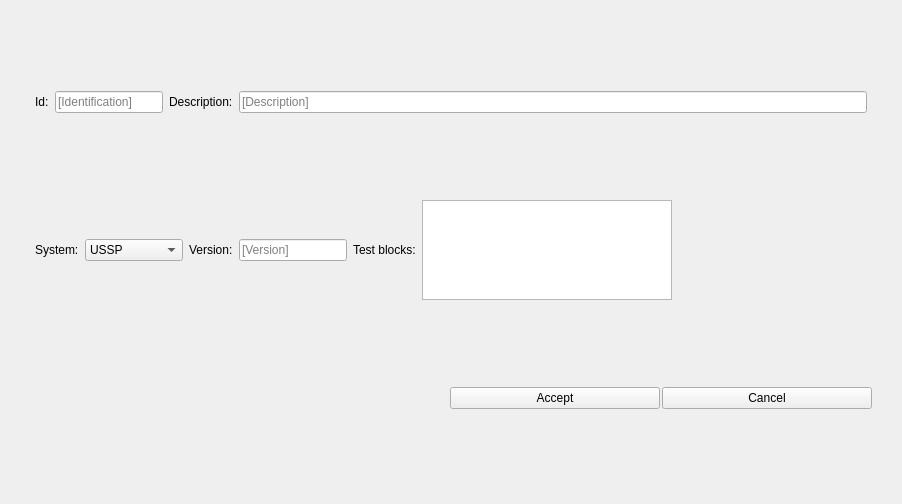
Above: src/uat_tool/presentation/views/ui/form_campaign.ui from vazmasero/UAT-Tool before the change. Below: the same form after it.
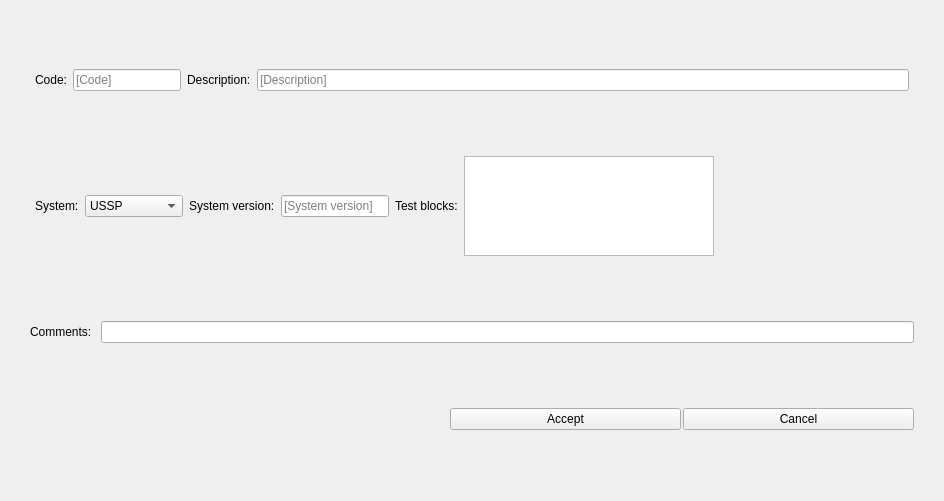
That is the form after the change.

```diff
--- a/src/uat_tool/presentation/views/ui/form_campaign.ui
+++ b/src/uat_tool/presentation/views/ui/form_campaign.ui
@@ -6,8 +6,8 @@
    <rect>
     <x>0</x>
     <y>0</y>
-    <width>697</width>
-    <height>504</height>
+    <width>904</width>
+    <height>501</height>
    </rect>
   </property>
   <property name="windowTitle">
@@ -37,7 +37,7 @@
      <item>
       <widget class="QLabel" name="lbl_identification">
        <property name="text">
-        <string>Id:</string>
+        <string>Code:</string>
        </property>
       </widget>
      </item>
@@ -50,7 +50,7 @@
         <string/>
        </property>
        <property name="placeholderText">
-        <string>[Identification]</string>
+        <string>[Code]</string>
        </property>
       </widget>
      </item>
@@ -120,7 +120,7 @@
      <item>
       <widget class="QLabel" name="lbl_version">
        <property name="text">
-        <string>Version:</string>
+        <string>System version:</string>
        </property>
       </widget>
      </item>
@@ -136,7 +136,7 @@
         <string/>
        </property>
        <property name="placeholderText">
-        <string>[Version]</string>
+        <string>[System version]</string>
        </property>
       </widget>
      </item>
@@ -171,6 +171,20 @@
      </item>
     </layout>
    </item>
+   <item>
+    <layout class="QHBoxLayout" name="hlayout_comments">
+     <item>
+      <widget class="QLabel" name="lbl_comments">
+       <property name="text">
+        <string>Comments: </string>
+       </property>
+      </widget>
+     </item>
+     <item>
+      <widget class="QLineEdit" name="le_comments"/>
+     </item>
+    </layout>
+   </item>
    <item>
     <layout class="QHBoxLayout" name="hlayout_btn_campaign">
      <property name="spacing">
```
Left out of the diff: 8 changed lines with no effect on the pictures.
